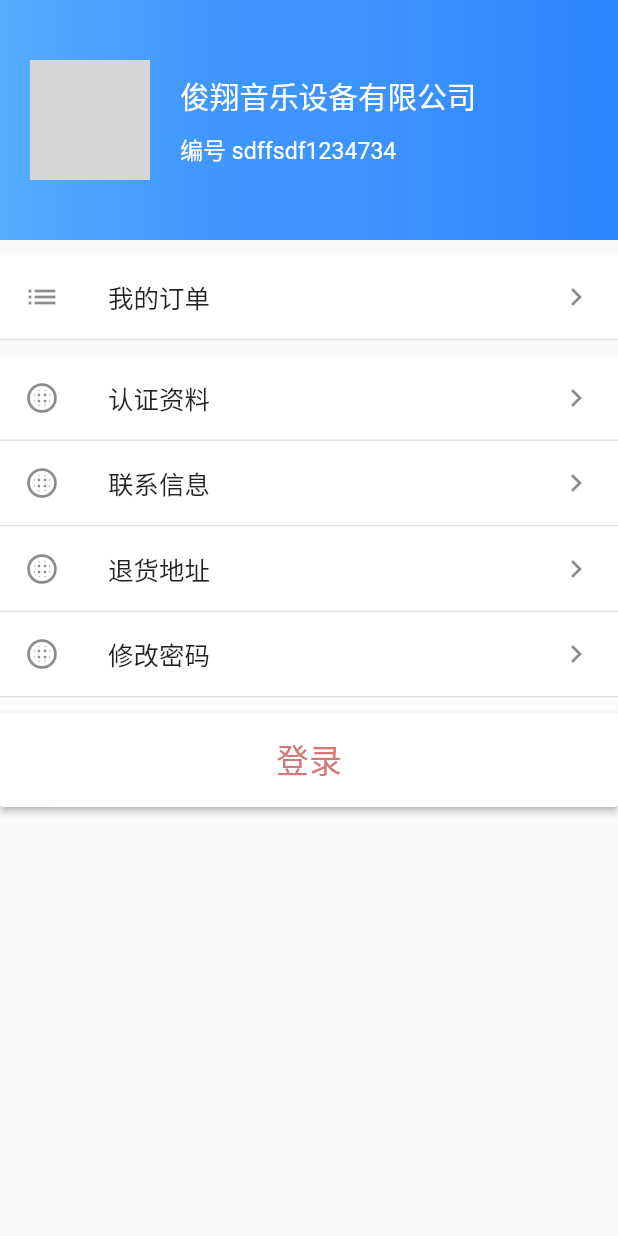
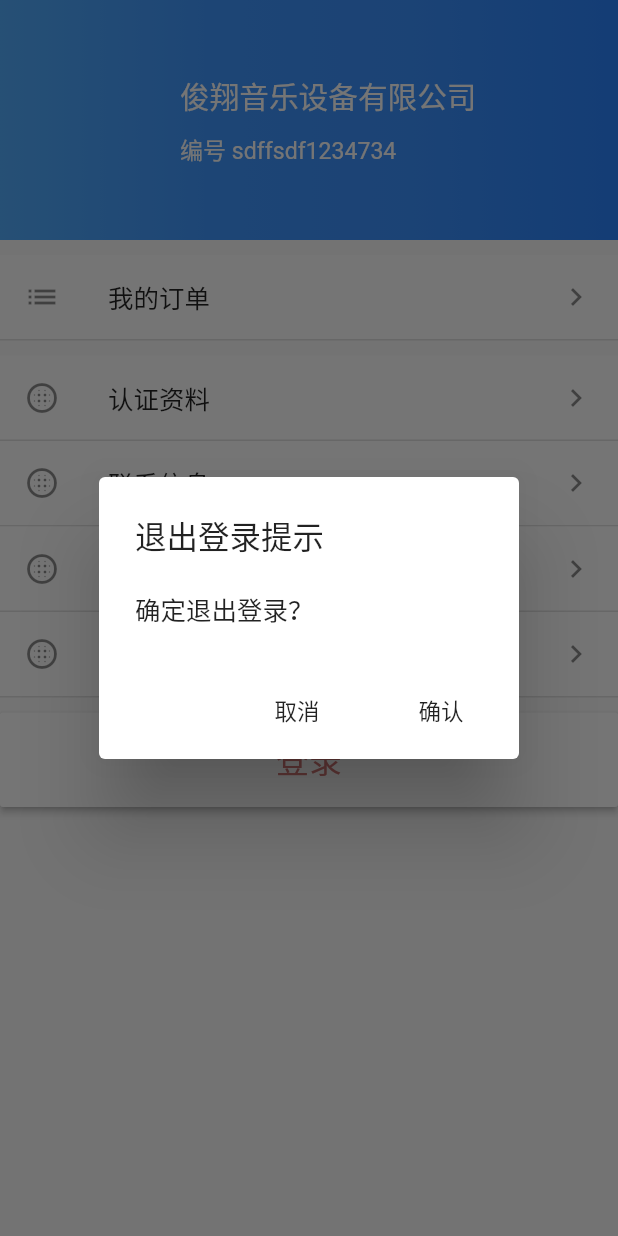
Before and after one commit to Strangerflowers/flutter, a Flutter app: the PersonalCenter screen opened directly, after a tap on "登录", on a phone screen of 412 x 824 dp. Run offline on Flutter 3.47's test engine with Material 2 defaults, Android fonts, the phone set to English and light mode, and no system bars; our stand-ins replace dio, fluro, flutter_easyrefresh, flutter_screenutil, flutter_spinkit, flutter_swiper and 4 more; missing offline and left inert: city_pickers, flustars, flutter_picker, multi_image_picker, provide, sy_flutter_qiniu_storage and 1 more; accounts and stored records are empty; network calls fail; statements that could not run were skipped; grey boxes are pictures that could not be loaded.

Commit message:
feat:持久化

```diff
--- a/lib/pages/personal_center/personal_center.dart
+++ b/lib/pages/personal_center/personal_center.dart
@@ -3,8 +3,10 @@ import 'package:bid/pages/personal_center/contact_info.dart';
 import 'package:bid/pages/personal_center/modify_password.dart';
 import 'package:bid/pages/personal_center/withdraw_address.dart';
 import 'package:bid/routers/application.dart';
+import 'package:flutter/cupertino.dart';
 import 'package:flutter/material.dart';
 import 'package:flutter_screenutil/flutter_screenutil.dart';
+import 'package:shared_preferences/shared_preferences.dart';
 import 'package:sprintf/sprintf.dart';
 import '../../common/constants.dart';
 import '../../routers/routers.dart';
@@ -268,15 +270,7 @@ class PersonalCenter extends StatelessWidget {
         color: Colors.white,
         padding: EdgeInsets.fromLTRB(0, 15, 0, 15),
         onPressed: () {
-          Application.router.navigateTo(context, '/sigin');
-          // Navigator.push(
-          //   context,
-          //   MaterialPageRoute(
-          //     builder: (context) {
-          //       return FormTestRoute();
-          //     },
-          //   ),
-          // );
+          _logOut(context);
         },
         child: Text(
           '登录',
@@ -287,6 +281,58 @@ class PersonalCenter extends StatelessWidget {
         ),
       ),
     );
+  }
+
+  void _logOut(context) {
+    showDialog(
+        context: context,
+        builder: (context) {
+          return AlertDialog(
+            title: Text('退出登录提示'),
+            content: Text('确定退出登录？'),
+            actions: <Widget>[
+              FlatButton(
+                child: Text('取消'),
+                onPressed: () {
+                  Navigator.of(context).pop('cancel');
+                },
+              ),
+              FlatButton(
+                child: Text('确认'),
+                onPressed: () async {
+                  final prefs = await SharedPreferences.getInstance();
+                  final result = await prefs.clear();
+                  if (result) {
+                    Navigator.of(context).pop('cancel');
+                    Application.router.navigateTo(context, '/sigin');
+                  }
+                },
+              ),
+            ],
+          );
+        });
+
+    // 苹果风格
+    // showCupertinoDialog(
+    //     context: context,
+    //     builder: (context) {
+    //       return CupertinoAlertDialog(
+    //         title: Text('提示'),
+    //         content: Text('确定要退出登录吗？'),
+    //         actions: <Widget>[
+    //           CupertinoDialogAction(
+    //             child: Text('取消'),
+    //             onPressed: () {},
+    //           ),
+    //           CupertinoDialogAction(
+    //             child: Text('确认'),
+    //             onPressed: () {
+    //               Application.router.navigateTo(context, '/sigin');
+    //             },
+    //           ),
+    //         ],
+    //       );
+    //     });
   }
 
   /////////////////////////INTERNAL PROCESS FUNCTION //////////////////////
--- a/pubspec.yaml
+++ b/pubspec.yaml
@@ -56,6 +56,7 @@ dependencies:
   flutter_spinkit: ^4.1.2+1
   # flutter_picker: ^1.1.5
   xyz_address_picker: ^1.0.1
+  flutter_app_upgrade: ^1.1.0
 
 dev_dependencies:
   flutter_test:
```
Also changed, not shown: lib/pages/signup/signin.dart (+41 -10 lines), lib/service/service_method.dart (+14 -7 lines), pubspec.lock.
